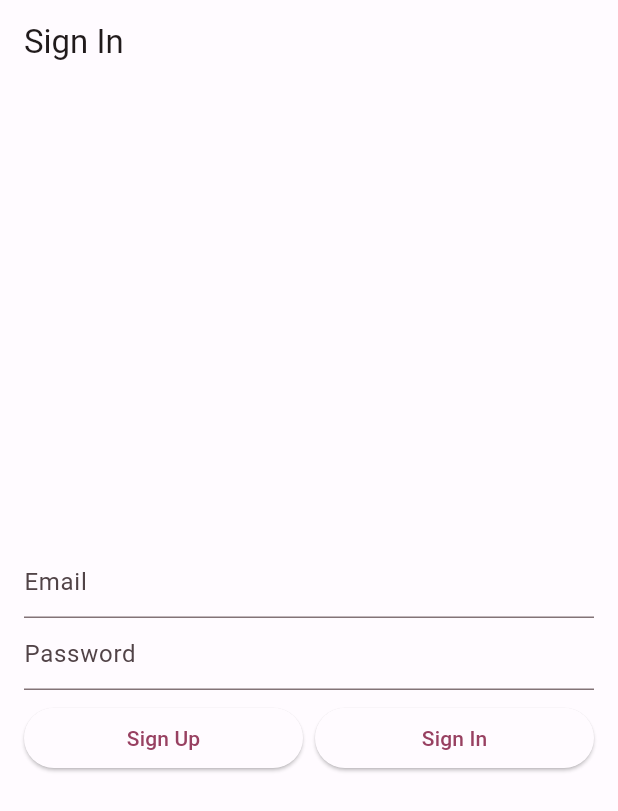
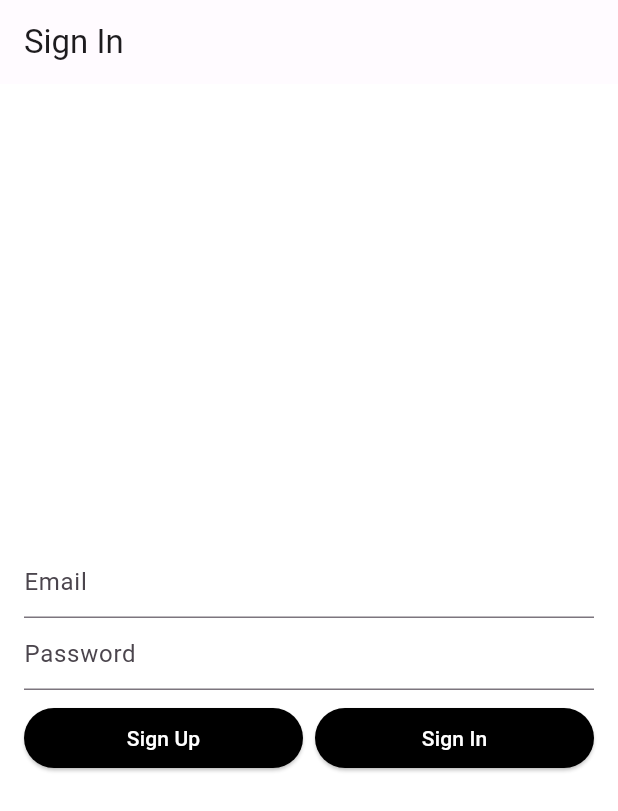
Before and after one commit to spaaacy/ap-lanes, a Flutter app: the screen it shows after launch, on a phone screen of 412 x 824 dp. Shown: the top 811 px of the screen. Run offline on Flutter 3.47's test engine with Material 2 defaults, Android fonts, the phone set to English and light mode, and no system bars; our stand-ins replace cloud_firestore, firebase_auth, firebase_core, flutter_local_notifications, flutter_map, flutter_svg and 4 more; missing offline and left inert: flutter_background_service, flutter_map_tile_caching, flutter_polyline_points; accounts and stored records are empty.

Commit message:
Modified color scheme

```diff
--- a/lib/main.dart
+++ b/lib/main.dart
@@ -44,16 +44,16 @@ class MyApp extends StatelessWidget {
         darkTheme: ThemeData(useMaterial3: true, colorScheme: darkColorScheme),
         theme: ThemeData(
           useMaterial3: true, colorScheme: lightColorScheme,
-          // scaffoldBackgroundColor: Colors.white,
-          // elevatedButtonTheme: ElevatedButtonThemeData(
-          //   style: ElevatedButton.styleFrom(
-          //     backgroundColor: Colors.black,
-          //     foregroundColor: Colors.white,
-          //   ),
-          // ),
-          // filledButtonTheme: FilledButtonThemeData(
-          //   style: FilledButtonTheme.of(context).style,
-          // ),
+          scaffoldBackgroundColor: Colors.white,
+          elevatedButtonTheme: ElevatedButtonThemeData(
+            style: ElevatedButton.styleFrom(
+              backgroundColor: Colors.black,
+              foregroundColor: Colors.white,
+            ),
+          ),
+          filledButtonTheme: FilledButtonThemeData(
+            style: FilledButtonTheme.of(context).style,
+          ),
         ),
         home: AuthWrapper(context: context),
       ),
```
Also changed, not shown: lib/color_schemes.g.dart, pubspec.lock.
